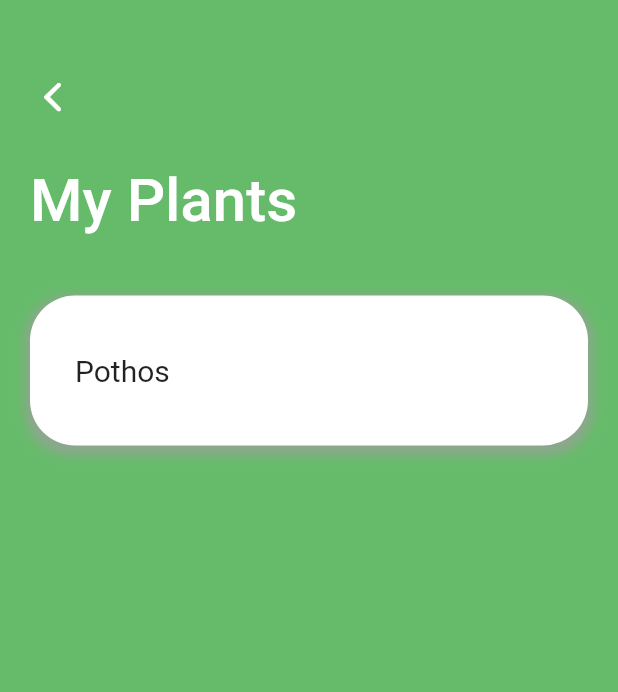
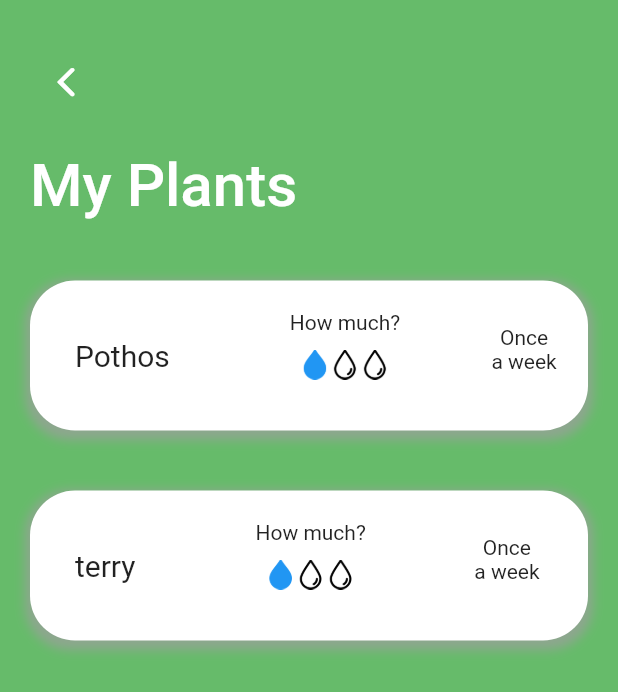
Before and after one commit to connorb573/blume, a Flutter app: the MyPlants screen opened by its route, on a phone screen of 412 x 824 dp. Shown: the top 692 px of the screen. Run offline on Flutter 3.47's test engine with Material 2 defaults, Android fonts, the phone set to English and light mode, and no system bars; our stand-ins replace flutter_svg.

Commit message:
Added ListView for plant cards

```diff
--- a/lib/screens/my_plants_page.dart
+++ b/lib/screens/my_plants_page.dart
@@ -5,6 +5,7 @@ import 'package:blume/modules/plant.dart';
 class MyPlants extends StatelessWidget {
   List<Plant> plants = [
     Plant(nickname: 'Pothos', waterLevel: 2, waterWeeks: 1),
+    Plant(nickname: 'terry', waterLevel: 1, waterWeeks: 3),
   ];
 
   @override
@@ -14,8 +15,11 @@ class MyPlants extends StatelessWidget {
       body: Column(
         crossAxisAlignment: CrossAxisAlignment.start,
         children: <Widget>[
-          Padding(
-            padding: EdgeInsets.only(top: 50, left: 20),
+          FlatButton(
+            onPressed: () {
+              Navigator.pop(context);
+            },
+            padding: EdgeInsets.only(top: 40),
             child: Icon(
               CupertinoIcons.back,
               size: 30,
@@ -33,7 +37,33 @@ class MyPlants extends StatelessWidget {
             ),
           ),
           SizedBox(height: 20),
-          Padding(
+          Expanded(
+            child: ListView.builder(
+              itemCount: plants.length,
+              scrollDirection: Axis.vertical,
+              shrinkWrap: true,
+              itemBuilder: (context, index) {
+                final currentPlant = plants[index];
+                return PlantItem(plant: plants[index]);
+              },
+            ),
+          ),
+        ],
+      ),
+    );
+  }
+}
+
+class PlantItem extends StatelessWidget {
+  const PlantItem({
+    @required this.plant,
+  });
+
+  final Plant plant;
+
+  @override
+  Widget build(BuildContext context) {
+    return Padding(
       padding: EdgeInsets.all(20),
       child: Container(
         height: 100,
@@ -45,10 +75,40 @@ class MyPlants extends StatelessWidget {
                 left: 30,
               ),
               child: Text(
-                      plants[0].nickname,
+                plant.nickname,
                 textAlign: TextAlign.start,
                 style: TextStyle(
                   fontSize: 20,
+                ),
+              ),
+            ),
+            Padding(
+              padding: EdgeInsets.only(top: 20, left: 80),
+              child: Column(
+                children: <Widget>[
+                  Text('How much?'),
+                  SizedBox(height: 5),
+                  Row(
+                    children: <Widget>[
+                      //Image from pixelperfect at www.flaticon.com
+                      Image.asset('images/dropcolour.png',
+                          height: 30, width: 20),
+                      //Image from Good Ware at www.flaticon.com
+                      Image.asset('images/dropbw.png', height: 30, width: 20),
+                      Image.asset('images/dropbw.png', height: 30, width: 20),
+                    ],
+                  ),
+                ],
+              ),
+            ),
+            Expanded(
+              child: Padding(
+                padding: EdgeInsets.only(top: 30, left: 40),
+                child: Column(
+                  children: <Widget>[
+                    Text('Once'),
+                    Text('a week'),
+                  ],
                 ),
               ),
             ),
@@ -69,9 +129,6 @@ class MyPlants extends StatelessWidget {
           ],
         ),
       ),
-          ),
-        ],
-      ),
     );
   }
 }
```
Also changed, not shown: images/dropbw.png (added), images/dropcolour.png (added). Lines whose indentation alone changed are shown as unchanged.
